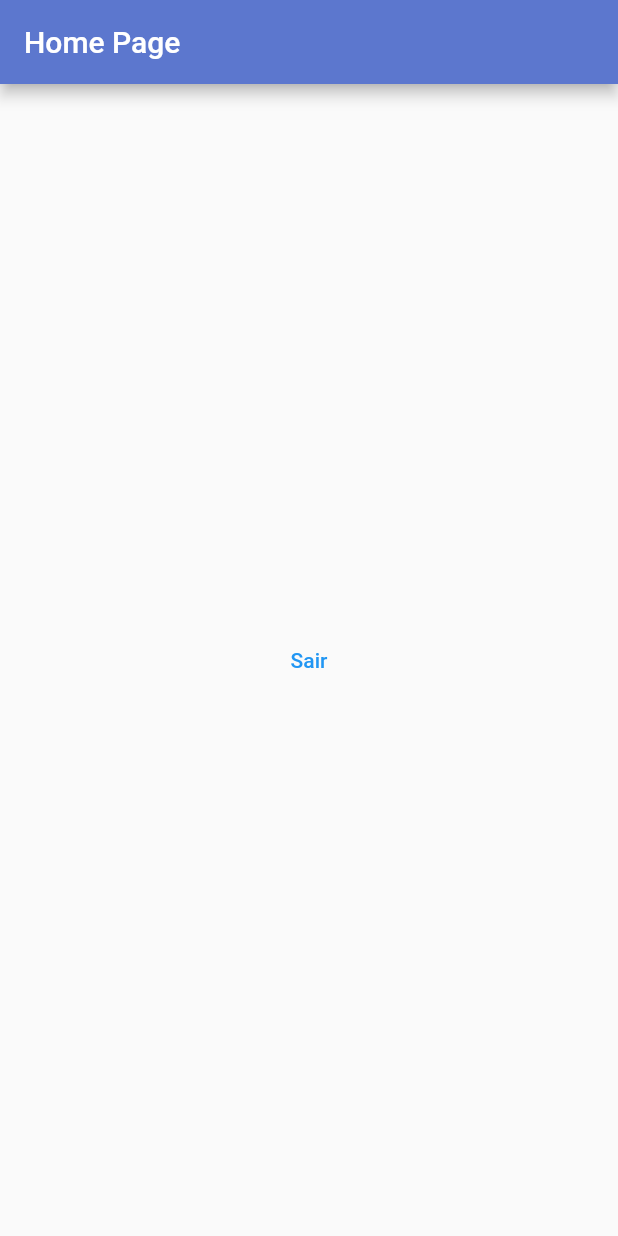
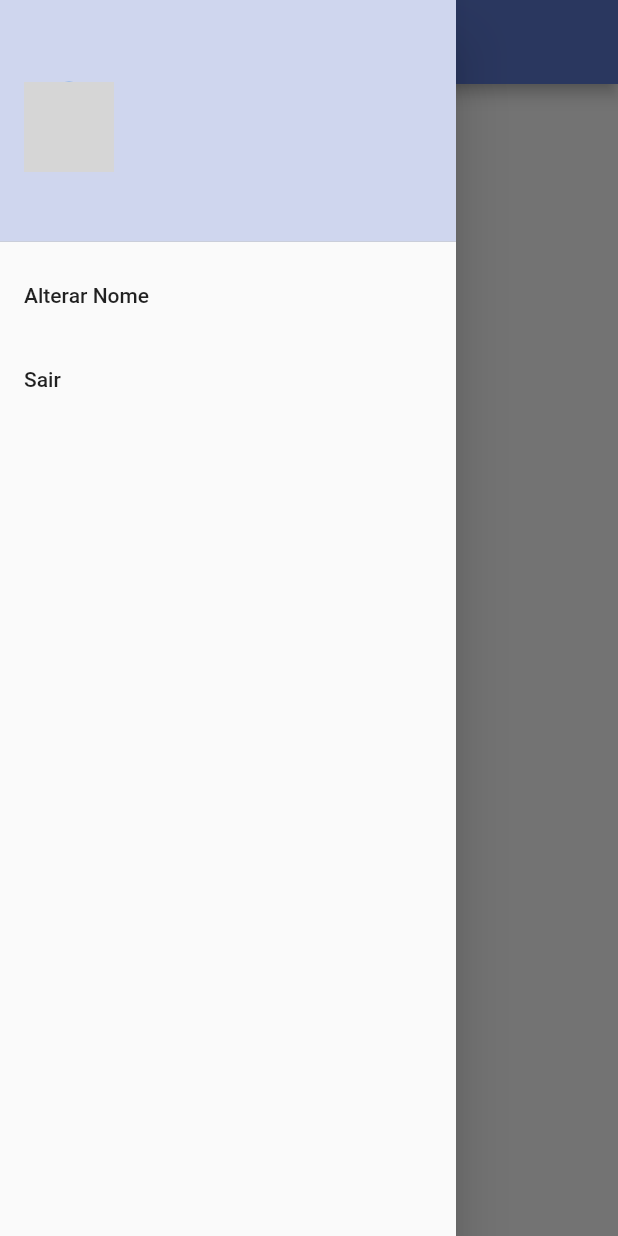
Before and after one commit to dikdudu/new_todo_list, a Flutter app: the screen it shows once a user with an empty profile is signed in, with the side drawer open (before the commit the screen has no drawer), on a phone screen of 412 x 824 dp. Run offline on Flutter 3.47's test engine with Material 2 defaults, Android fonts, the phone set to English and light mode, and no system bars; our stand-ins replace firebase_auth, firebase_core, flutter_signin_button, google_fonts, google_sign_in, sqflite and 2 more; missing offline and left inert: flutter_overlay_loader, validatorless; accounts and stored records are empty; network calls fail; Roboto replaces fonts that are missing (Mandali); grey boxes are pictures that could not be loaded.

Commit message:
criando home_drawer

```diff
--- a/lib/app/modules/home/home_page.dart
+++ b/lib/app/modules/home/home_page.dart
@@ -1,6 +1,7 @@
 import 'package:flutter/material.dart';
 import 'package:provider/provider.dart';
 import 'package:todo_list/app/core/auth/auth_provider.dart';
+import 'package:todo_list/app/modules/home/widgets/home_drawer.dart';
 
 class HomePage extends StatelessWidget {
   const HomePage({Key? key}) : super(key: key);
@@ -11,6 +12,7 @@ class HomePage extends StatelessWidget {
       appBar: AppBar(
         title: const Text('Home Page'),
       ),
+      drawer: HomeDrawer(),
       body: Center(
         child: TextButton(
           onPressed: () {
--- /dev/null
+++ b/lib/app/modules/home/widgets/home_drawer.dart
@@ -0,0 +1,94 @@
+import 'package:flutter/material.dart';
+import 'package:flutter_overlay_loader/flutter_overlay_loader.dart';
+import 'package:provider/provider.dart';
+import 'package:todo_list/app/core/auth/auth_provider.dart';
+import 'package:todo_list/app/core/ui/app_messages.dart';
+import 'package:todo_list/app/core/ui/theme_extensions.dart';
+import 'package:todo_list/app/service/user/user_service_interface.dart';
+
+class HomeDrawer extends StatelessWidget {
+  final nameVN = ValueNotifier<String>('');
+
+  HomeDrawer({Key? key}) : super(key: key);
+
+  @override
+  Widget build(BuildContext context) {
+    return Drawer(
+      child: ListView(
+        children: [
+          DrawerHeader(
+            decoration: BoxDecoration(
+              color: context.primaryColor.withAlpha(70),
+            ),
+            child: Row(
+              children: [
+                Selector<AuthProvider, String>(selector: (context, authProvider) {
+                  return authProvider.user?.photoURL ?? '';
+                }, builder: (_, value, __) {
+                  return CircleAvatar(
+                    backgroundImage: NetworkImage(value),
+                    radius: 30,
+                  );
+                }),
+                Expanded(
+                  child: Padding(
+                    padding: const EdgeInsets.all(8.0),
+                    child: Selector<AuthProvider, String>(selector: (context, authProvider) {
+                      return authProvider.user?.displayName ?? '';
+                    }, builder: (_, value, __) {
+                      return Text(
+                        value,
+                        style: context.textTheme.subtitle2,
+                      );
+                    }),
+                  ),
+                ),
+              ],
+            ),
+          ),
+          ListTile(
+            onTap: () {
+              showDialog(
+                  context: context,
+                  builder: (_) {
+                    return AlertDialog(
+                      title: Text('Alterar Nome'),
+                      content: TextField(
+                        onChanged: (value) => nameVN.value = value,
+                      ),
+                      actions: [
+                        TextButton(
+                          onPressed: () => Navigator.of(context).pop(),
+                          child: Text(
+                            'Cancelar',
+                            style: TextStyle(color: Colors.red),
+                          ),
+                        ),
+                        TextButton(
+                          onPressed: () async {
+                            if (nameVN.value.isEmpty) {
+                              AppMessages.of(context).showError('Nome obrigatório');
+                            } else {
+                              Loader.show(context);
+                              await context.read<IUserService>().updateDisplayName(nameVN.value);
+                              Loader.hide();
+                              Navigator.of(context).pop();
+                            }
+                          },
+                          child: Text('Alterar'),
+                        ),
+                      ],
+                    );
+                  });
+            },
+            title: Text('Alterar Nome'),
+          ),
+          ListTile(
+            onTap: () => context.read<AuthProvider>().logout(),
+            title: Text('Sair'),
+          ),
+        ],
+      ),
+    );
+  }
+}
```
